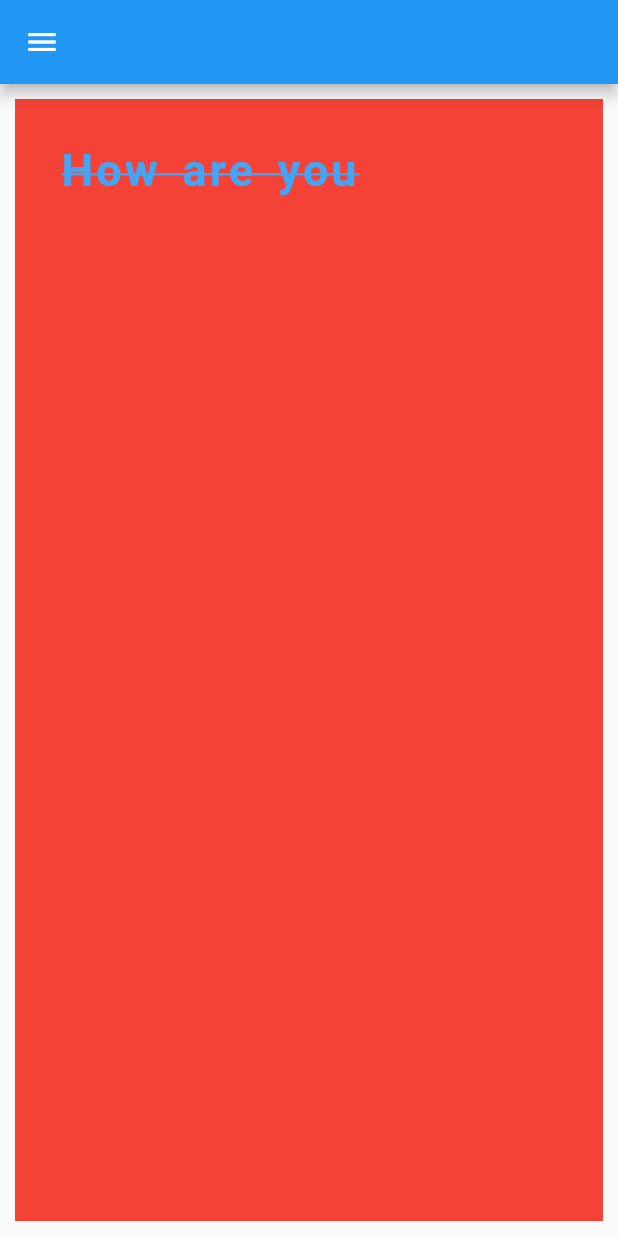
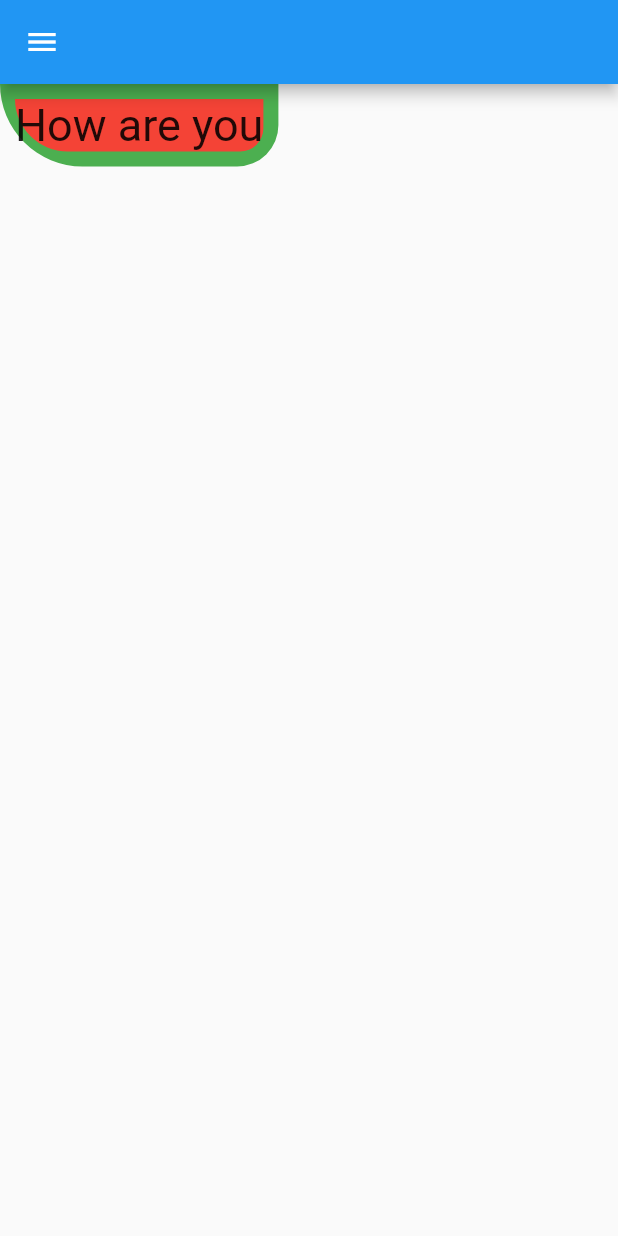
Before and after one commit to wejden7/Flutter_Tutorial, a Flutter app: the screen it shows after launch, on a phone screen of 412 x 824 dp. Run offline on Flutter 3.47's test engine with Material 2 defaults, Android fonts, the phone set to English and light mode, and no system bars.

Commit message:
decoration BoxDecoration

```diff
--- a/lib/main.dart
+++ b/lib/main.dart
@@ -13,25 +13,19 @@ class MyApp extends StatelessWidget {
         appBar: AppBar(),
         drawer: Drawer(),
         body:Container(
-          color:Colors.red,
-          width: double.infinity,
-          height: double.infinity,
-          margin: EdgeInsets.all(10),
-          padding: EdgeInsets.all(30),
+          //decoration
+          decoration: BoxDecoration(
+              color:Colors.red,
+              border: Border.all(
+                color: Colors.green,
+                width: 10,
+              ),
+              //borderRadius: BorderRadius.circular(100),
+              borderRadius: BorderRadius.only(bottomLeft:Radius.circular(100) ,bottomRight: Radius.circular(50))
+                    ),
           child:Text(
           "How are you",
-          style:TextStyle(//ctrl+esp
-            fontSize: 30.0,
-            color: Colors.blue[400],//Color(0xFF..code_color)
-            fontWeight: FontWeight.bold,
-            letterSpacing: 2.0,
-            wordSpacing: 5.0,
-            decoration: TextDecoration.lineThrough,
-            //backgroundColor: Colors.red,
-            shadows: [
-              Shadow(color: Colors.red,blurRadius:2.0, offset:Offset(2.0,2.0) )
-            ]
-          ) ,
+          style:TextStyle(fontSize: 30.0,) ,
         ),
         )
       )
```
